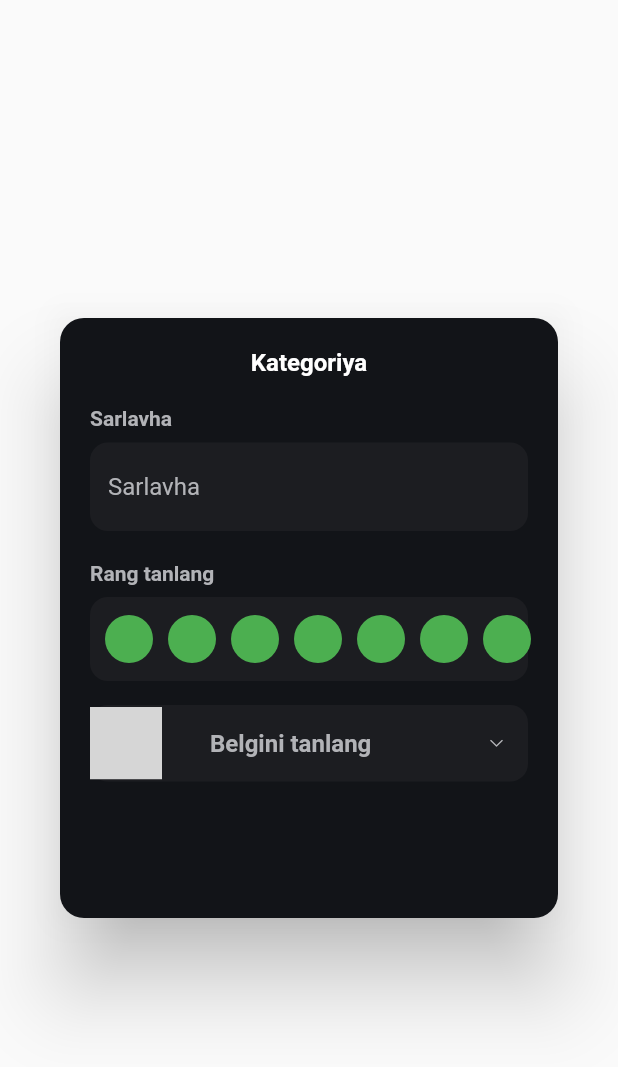
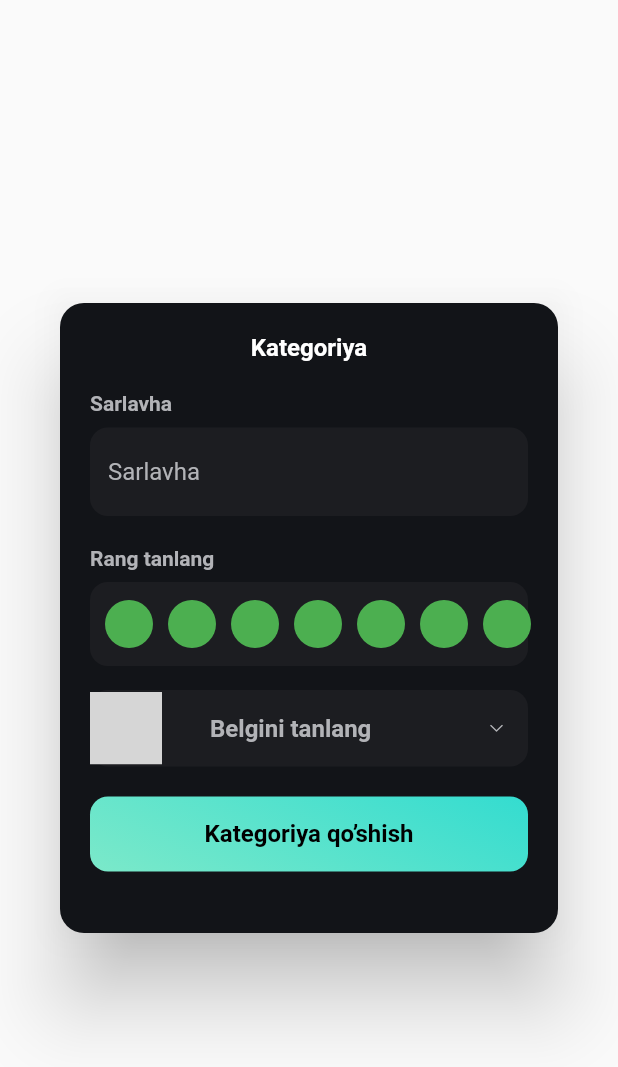
Before and after one commit to iskandarfazliddinov/toolpor_expense, a Flutter app: the WCategoriesColor widget shown alone on an empty page, opened directly with empty values, on a phone screen of 412 x 824 dp. Shown: the top 1067 px of the screen. Run offline on Flutter 3.47's test engine with Material 2 defaults, Android fonts, the phone set to English and light mode, and no system bars; our stand-ins replace fl_chart, flutter_slidable, flutter_svg; missing offline and left inert: dart:ffi; grey boxes are pictures that could not be loaded.

Commit message:
fix: WCategoriesColor change Button

```diff
--- a/lib/presentation/widgets/w_categories_color.dart
+++ b/lib/presentation/widgets/w_categories_color.dart
@@ -17,7 +17,7 @@ class WCategoriesColor extends StatelessWidget {
       backgroundColor: Colors.transparent,
       child: Container(
         padding: const EdgeInsets.all(20),
-        height: 400,
+        height: 420,
         decoration: BoxDecoration(
             color: AppColors.backgroundColor,
             borderRadius: BorderRadius.circular(16)),
@@ -87,7 +87,33 @@ class WCategoriesColor extends StatelessWidget {
                 title: 'Belgini tanlang',
                 appIcons: '',
                 iconDow: AppIcons.down,
-                onTab: () {})
+                onTab: () {}),
+            Container(
+              width: double.infinity,
+              height: 50,
+              margin: const EdgeInsets.symmetric(vertical: 20),
+              decoration:  BoxDecoration(
+                borderRadius: BorderRadius.circular(12),
+                gradient: const LinearGradient(
+                  begin: Alignment.centerLeft,
+                  end: Alignment.centerRight,
+                  colors: [
+                    Color(0xFF1CD8D2), // Start color (#1CD8D2)
+                    Color(0xFF93EDC7), // End color (#93EDC7)
+                  ],
+                  stops: [0.0, 1.0],
+                  // Adjust the stops as needed
+                  transform:
+                  GradientRotation(90), // Set the desired angle
+                ),
+              ),
+              child: Center(
+                child: Text(
+                  "Kategoriya qo’shish",
+                  style: AppStyles.getItems().copyWith(color: Colors.black),
+                ),
+              ),
+            )
           ],
         ),
       ),
```
